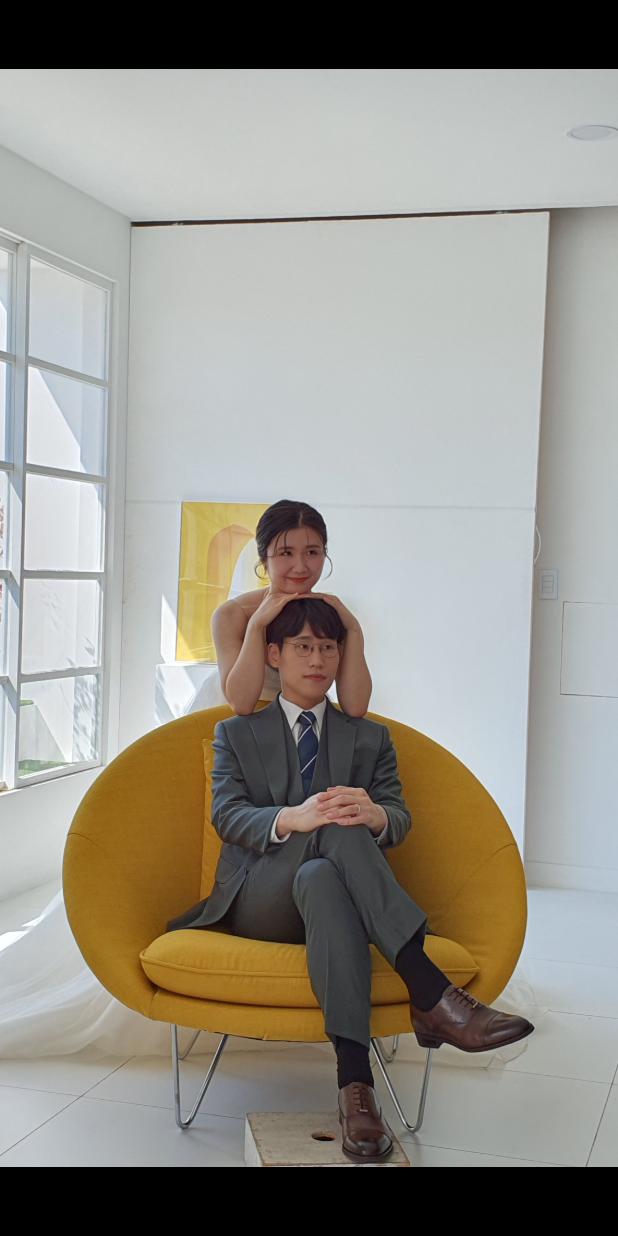
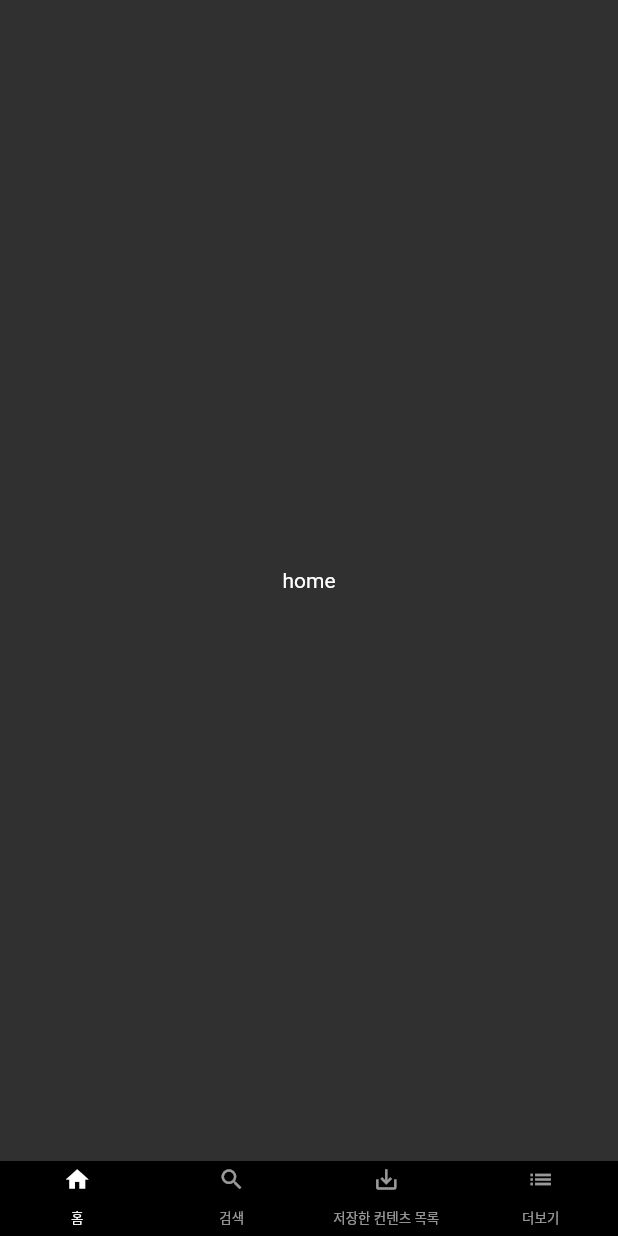
Before and after one commit to fada2020/flutter-app, a Flutter app: the screen it shows after launch, on a phone screen of 412 x 824 dp. Run offline on Flutter 3.47's test engine with Material 2 defaults, Android fonts, the phone set to English and light mode, and no system bars.

Commit message:
기초 바텀 바 추가

```diff
--- a/lib/main.dart
+++ b/lib/main.dart
@@ -1,10 +1,31 @@
-import 'package:ex_f/screen/home_screen.dart';
+import 'package:ex_f/widget/bottom_bar.dart';
 import 'package:flutter/material.dart';
 
-void main() {
-  runApp(
-      const MaterialApp(
-        home: HomeScreen(),
+void main() => runApp(MyApp());
+class MyApp extends StatefulWidget {
+  _MyAppState createState()=> _MyAppState();
+
+}
+class _MyAppState extends State<MyApp> {
+  @override
+  Widget build(BuildContext context) {
+    return MaterialApp(title: 'BbongFlix',
+    theme: ThemeData(
+      brightness: Brightness.dark,
+    primaryColor: Colors.black,
+    hintColor: Colors.white,
+    ),
+      home: DefaultTabController(length: 4, child: Scaffold(body: TabBarView(physics: NeverScrollableScrollPhysics(), children: <Widget>[
+      Container(child: Center(child: Text('home'),),),
+      Container(child: Center(child: Text('search'),),),
+      Container(child: Center(child: Text('saved'),),),
+      Container(child: Center(child: Text('more'),),),
+      ] ,
       ),
-  );
+        bottomNavigationBar: Bottom( ),
+      ),
+      ),
+    );
+
+  }
 }
--- a/lib/screen/home_screen.dart
+++ b/lib/screen/home_screen.dart
@@ -1,31 +1,16 @@
-import 'dart:math';
-
 import 'package:flutter/material.dart';
 
 class HomeScreen extends StatefulWidget {
-  const HomeScreen({super.key});
-
-  @override
-  State<HomeScreen> createState() => _HomeScreenState();
+  _HomeScreenState createState() => _HomeScreenState();
 }
 
-class _HomeScreenState extends State<HomeScreen> {
-  int number = 1;
+class _HomeScreenState extends State<HomeScreen>{
   @override
-  Widget build(BuildContext context) {
-    return Scaffold(
-      backgroundColor: Colors.black,
-      body: Center(
-        child: GestureDetector(
-          onTap: (){
-            final newNumber = Random().nextInt(10) + 1;
-            setState(() {
-              number = newNumber;
-            });
-          },
-          child: Image.asset('assets/img/$number.jpeg'),
-        ),
-      ),
-    );
+  void initState(){
+    super.initState();
+  }
+  @override
+  Widget build(BuildContext context){
+    return Container(child: Center(child: Text('home'),),);
   }
 }
--- /dev/null
+++ b/lib/widget/bottom_bar.dart
@@ -0,0 +1,36 @@
+import 'package:flutter/material.dart';
+class Bottom extends StatelessWidget{
+  @override
+  Widget build(BuildContext context){
+    return Container(
+      color: Colors.black,
+    child: Container(height: 50,child: TabBar(
+      labelColor: Colors.white,
+      unselectedLabelColor: Colors.white60,
+      indicatorColor: Colors.transparent,
+      tabs: <Widget>[
+        Tab(icon: Icon(Icons.home,
+          size: 18,
+        ),
+          child: Text('홈', style: TextStyle(fontSize: 9),),
+        ),
+        Tab(icon: Icon(Icons.search,
+          size: 18,
+        ),
+          child: Text('검색', style: TextStyle(fontSize: 9),),
+        ),
+        Tab(icon: Icon(Icons.save_alt,
+          size: 18,
+        ),
+          child: Text('저장한 컨텐츠 목록', style: TextStyle(fontSize: 9),),
+        ),
+        Tab(icon: Icon(Icons.list,
+          size: 18,
+        ),
+          child: Text('더보기', style: TextStyle(fontSize: 9),),
+        ),
+      ],
+
+    ),),);
+  }
+}
```
Also changed, not shown: 1 other file.
